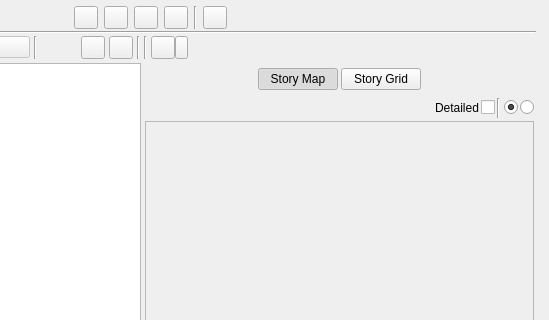
Old version of the form ui/scenes_view.ui in the repository zkovari/plotlyst; both pictures show x 247 to 796 and y 0 to 320 of the 796 by 664 pixel window.
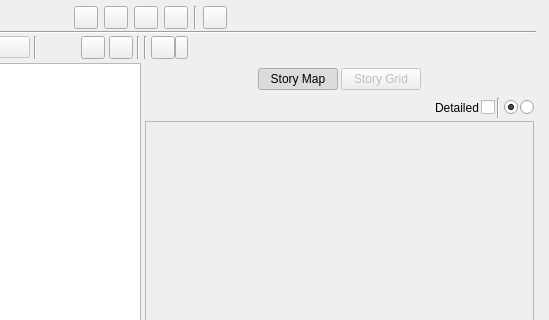
New version of the form. The open tabs and pages were chosen to show the change. Custom widgets are drawn as their Qt base class.

Commit message: Hide storygrid

```diff
--- a/ui/scenes_view.ui
+++ b/ui/scenes_view.ui
@@ -978,6 +978,7 @@
                 <number>0</number>
                </property>
                <item>
+                <widget class="QWidget" name="wdgStorymapSelectors" native="true">
                 <layout class="QHBoxLayout" name="horizontalLayout_10">
                  <property name="spacing">
                   <number>3</number>
@@ -1028,6 +1029,9 @@
                  </item>
                  <item>
                   <widget class="QPushButton" name="btnStoryGridDisplay">
+                    <property name="enabled">
+                     <bool>false</bool>
+                    </property>
                    <property name="cursor">
                     <cursorShape>PointingHandCursor</cursorShape>
                    </property>
@@ -1065,6 +1069,7 @@
                   </spacer>
                  </item>
                 </layout>
+                </widget>
                </item>
                <item>
                 <widget class="QWidget" name="wdgStorymapToolbar" native="true">
```
Left out of the diff: 4 changed lines with no effect on the pictures. Lines whose indentation alone changed are shown as unchanged. The commit also changes 1 other file.
